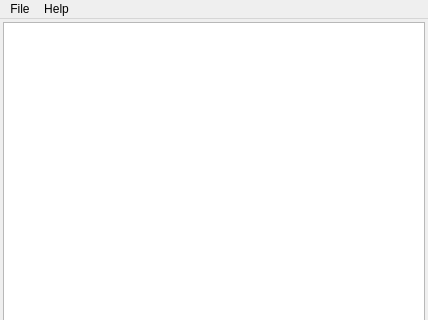
Qt form src/mainwindow.ui (winseros/pboman3) before a commit; both pictures show x 0 to 428 and y 0 to 320 of the 428 by 641 pixel window.
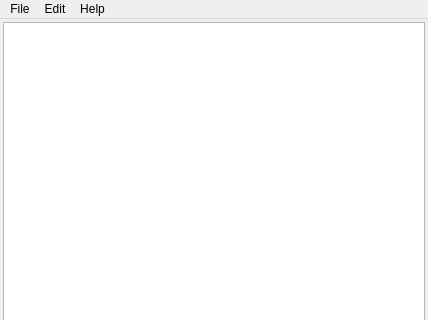
The same form after that commit.

```diff
--- a/src/mainwindow.ui
+++ b/src/mainwindow.ui
@@ -75,7 +75,7 @@
      <x>0</x>
      <y>0</y>
      <width>428</width>
-     <height>26</height>
+     <height>21</height>
     </rect>
    </property>
    <widget class="QMenu" name="menuFile">
@@ -94,7 +94,17 @@
     </property>
     <addaction name="actionHelpAbout"/>
    </widget>
+   <widget class="QMenu" name="menuEdit">
+    <property name="title">
+     <string>Edit</string>
+    </property>
+    <addaction name="actionSelectionOpen"/>
+    <addaction name="actionSelectionCopy"/>
+    <addaction name="actionSelectionCut"/>
+    <addaction name="actionSelectionDelete"/>
+   </widget>
    <addaction name="menuFile"/>
+   <addaction name="menuEdit"/>
    <addaction name="menuHelp"/>
   </widget>
   <widget class="QStatusBar" name="statusBar"/>
```
Left out of the diff: 49 changed lines with no effect on the pictures.
